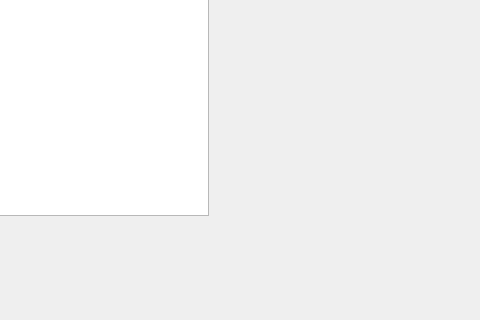
Qt form LabWork_2/Task_1/mainwindow.ui (Max2772/FoA-P-2-Semester-) before a commit; both pictures show x 482 to 962 and y 285 to 605 of the 962 by 806 pixel window.
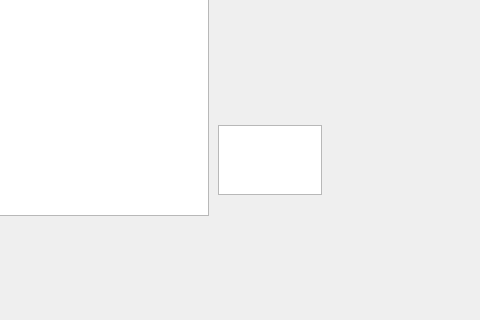
The same form after that commit. Icons and pictures are not drawn.

The edit to the form file:
```diff
--- a/LabWork_2/Task_1/mainwindow.ui
+++ b/LabWork_2/Task_1/mainwindow.ui
@@ -99,6 +99,16 @@
      </property>
     </item>
    </widget>
+   <widget class="QTextEdit" name="textEdit">
+    <property name="geometry">
+     <rect>
+      <x>700</x>
+      <y>410</y>
+      <width>104</width>
+      <height>70</height>
+     </rect>
+    </property>
+   </widget>
   </widget>
   <widget class="QMenuBar" name="menubar">
    <property name="geometry">
```
